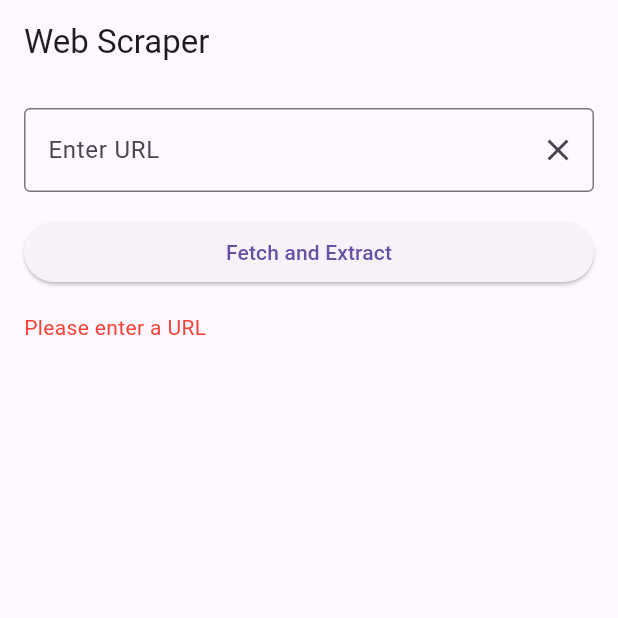
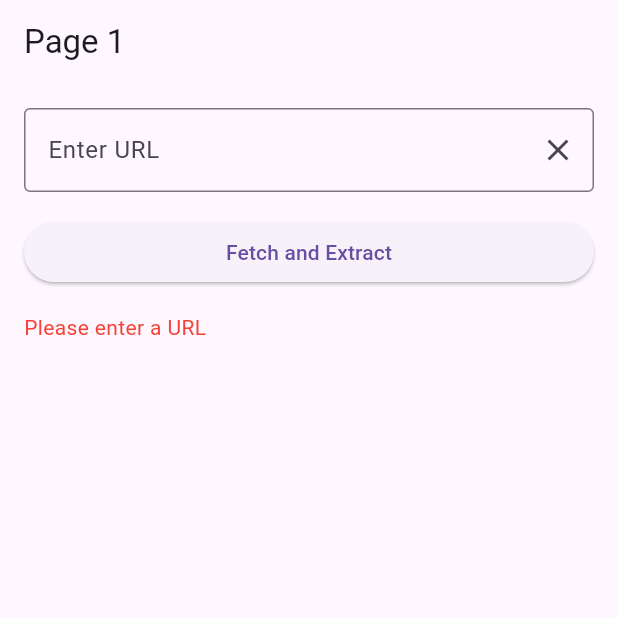
Before and after one commit to richkazz/web_scraper_app, a Flutter app: the screen it shows after launch, after a tap on "Fetch and Extract", on a phone screen of 412 x 824 dp, the top half of it. Run offline on Flutter 3.47's test engine with Material 3 defaults, Android fonts, the phone set to English and light mode, and no system bars; our stand-ins replace shared_preferences.

Commit message:
refactor: Refactored main page structure to use single App widget with tab navigation.

```diff
--- a/lib/main.dart
+++ b/lib/main.dart
@@ -19,14 +19,52 @@ class WebScraperApp extends StatelessWidget {
         primarySwatch: Colors.brown,
         visualDensity: VisualDensity.adaptivePlatformDensity,
       ),
-      home: const WebScraperHomePage(),
+      home: const App(),
     );
   }
 }
 
+class App extends StatefulWidget {
+  const App({super.key});
+
+  @override
+  State<App> createState() => _AppState();
+}
+
+class _AppState extends State<App> with TickerProviderStateMixin {
+  late TabController tabController;
+  @override
+  void initState() {
+    tabController = TabController(length: 4, vsync: this);
+    super.initState();
+  }
+
+  @override
+  Widget build(BuildContext context) {
+    return Scaffold(
+        body: TabBarView(
+      controller: tabController,
+      children: const [
+        WebScraperHomePage(
+          currentIndex: 1,
+        ),
+        WebScraperHomePage(
+          currentIndex: 2,
+        ),
+        WebScraperHomePage(
+          currentIndex: 3,
+        ),
+        WebScraperHomePage(
+          currentIndex: 4,
+        ),
+      ],
+    ));
+  }
+}
+
 class WebScraperHomePage extends StatefulWidget {
-  const WebScraperHomePage({super.key});
-
+  const WebScraperHomePage({required this.currentIndex, super.key});
+  final int currentIndex;
   @override
   _WebScraperHomePageState createState() => _WebScraperHomePageState();
 }
@@ -38,12 +76,14 @@ class _WebScraperHomePageState extends State<WebScraperHomePage> {
   String _errorMessage = '';
   late SharedPreferences prefs;
 
-  static const String urlKey = 'url_key';
-  static const String contentKey = 'content_key';
+  static String urlKey = 'url_key';
+  static String contentKey = 'content_key';
 
   @override
   void initState() {
     super.initState();
+    urlKey = 'url_key${widget.currentIndex}';
+    contentKey = 'content_key${widget.currentIndex}';
     _initiate();
   }
 
@@ -72,7 +112,7 @@ class _WebScraperHomePageState extends State<WebScraperHomePage> {
     try {
       final response = await http.get(Uri.parse(_urlController.text));
       if (response.statusCode == 200) {
-        _processResponse(response.body);
+        await _processResponse(response.body);
       } else {
         throw Exception('Failed to load webpage');
       }
@@ -83,12 +123,12 @@ class _WebScraperHomePageState extends State<WebScraperHomePage> {
     }
   }
 
-  void _processResponse(String responseBody) {
+  Future<void> _processResponse(String responseBody) async {
     final document = parse(responseBody);
     final extractedText = _extractText(document, responseBody);
     final nextPageUrl = _extractNextPageUrl(document);
 
-    _updateStateWithExtractedData(extractedText, nextPageUrl);
+    await _updateStateWithExtractedData(extractedText, nextPageUrl);
   }
 
   String _extractText(document, String responseBody) {
@@ -120,7 +160,7 @@ class _WebScraperHomePageState extends State<WebScraperHomePage> {
     return '$baseUrl/$thirdATagHref';
   }
 
-  void _updateStateWithExtractedData(
+  Future<void> _updateStateWithExtractedData(
       String extractedText, String nextPageUrl) async {
     _urlController.text = nextPageUrl;
     await prefs.setString(urlKey, nextPageUrl);
@@ -158,7 +198,7 @@ class _WebScraperHomePageState extends State<WebScraperHomePage> {
   Widget build(BuildContext context) {
     return Scaffold(
       appBar: AppBar(
-        title: const Text('Web Scraper'),
+        title: Text('Page ${widget.currentIndex}'),
       ),
       body: Padding(
         padding: const EdgeInsets.all(16.0),
```
